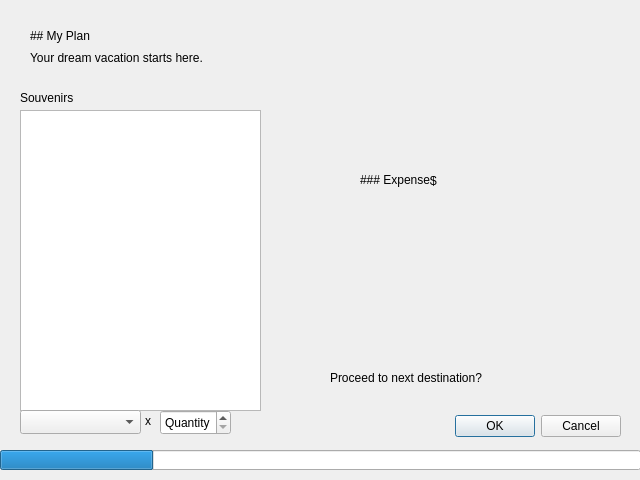
massivemembrain/Project-2-NFL, file Project-2-NFL/tripcreateWidget.ui: the form before one commit.
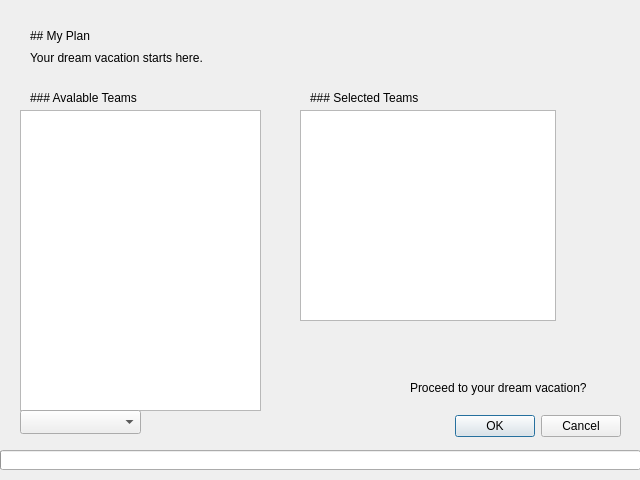
The form after the commit.

Patch:
```diff
--- a/Project-2-NFL/tripcreateWidget.ui
+++ b/Project-2-NFL/tripcreateWidget.ui
@@ -29,36 +29,17 @@
   <widget class="QLabel" name="label_proceed">
    <property name="geometry">
     <rect>
-     <x>330</x>
-     <y>370</y>
-     <width>161</width>
+     <x>410</x>
+     <y>380</y>
+     <width>181</width>
      <height>16</height>
     </rect>
    </property>
    <property name="text">
-    <string>Proceed to next destination?</string>
+    <string>Proceed to your dream vacation?</string>
    </property>
   </widget>
-  <widget class="QSpinBox" name="souvenirQuantity">
-   <property name="geometry">
-    <rect>
-     <x>160</x>
-     <y>410</y>
-     <width>71</width>
-     <height>25</height>
-    </rect>
-   </property>
-   <property name="focusPolicy">
-    <enum>Qt::WheelFocus</enum>
-   </property>
-   <property name="specialValueText">
-    <string>Quantity</string>
-   </property>
-   <property name="maximum">
-    <number>999</number>
-   </property>
-  </widget>
-  <widget class="QTableWidget" name="souvenirTable">
+  <widget class="QTableWidget" name="teamTable">
    <property name="geometry">
     <rect>
      <x>20</x>
@@ -87,14 +68,17 @@
   <widget class="QLabel" name="label_souvenir">
    <property name="geometry">
     <rect>
-     <x>20</x>
+     <x>30</x>
      <y>90</y>
-     <width>61</width>
+     <width>111</width>
      <height>16</height>
     </rect>
    </property>
    <property name="text">
-    <string>Souvenirs</string>
+    <string>### Avalable Teams</string>
+   </property>
+   <property name="textFormat">
+    <enum>Qt::MarkdownText</enum>
    </property>
   </widget>
   <widget class="QLabel" name="stadiumName">
@@ -129,58 +113,13 @@
     </rect>
    </property>
    <property name="value">
-    <number>24</number>
+    <number>0</number>
    </property>
    <property name="textVisible">
     <bool>false</bool>
    </property>
   </widget>
-  <widget class="QLabel" name="totalExpenses">
-   <property name="geometry">
-    <rect>
-     <x>430</x>
-     <y>170</y>
-     <width>71</width>
-     <height>21</height>
-    </rect>
-   </property>
-   <property name="text">
-    <string>$ </string>
-   </property>
-  </widget>
-  <widget class="QLabel" name="label_expenses">
-   <property name="geometry">
-    <rect>
-     <x>360</x>
-     <y>170</y>
-     <width>71</width>
-     <height>20</height>
-    </rect>
-   </property>
-   <property name="text">
-    <string>### Expenses:</string>
-   </property>
-   <property name="textFormat">
-    <enum>Qt::MarkdownText</enum>
-   </property>
-  </widget>
-  <widget class="QLabel" name="label_souvenir_quantity">
-   <property name="geometry">
-    <rect>
-     <x>140</x>
-     <y>410</y>
-     <width>16</width>
-     <height>21</height>
-    </rect>
-   </property>
-   <property name="text">
-    <string>x</string>
-   </property>
-   <property name="alignment">
-    <set>Qt::AlignCenter</set>
-   </property>
-  </widget>
-  <widget class="QComboBox" name="souvenirOptions">
+  <widget class="QComboBox" name="planType">
    <property name="geometry">
     <rect>
      <x>20</x>
@@ -196,6 +135,32 @@
     <string>no item selected</string>
    </property>
   </widget>
+  <widget class="QTextBrowser" name="teamSelection">
+   <property name="geometry">
+    <rect>
+     <x>300</x>
+     <y>110</y>
+     <width>256</width>
+     <height>211</height>
+    </rect>
+   </property>
+  </widget>
+  <widget class="QLabel" name="label_team_selected">
+   <property name="geometry">
+    <rect>
+     <x>310</x>
+     <y>90</y>
+     <width>111</width>
+     <height>16</height>
+    </rect>
+   </property>
+   <property name="text">
+    <string>### Selected Teams</string>
+   </property>
+   <property name="textFormat">
+    <enum>Qt::MarkdownText</enum>
+   </property>
+  </widget>
  </widget>
  <resources/>
  <connections/>
```
Left out of the diff: 8 changed lines with no effect on the pictures.
